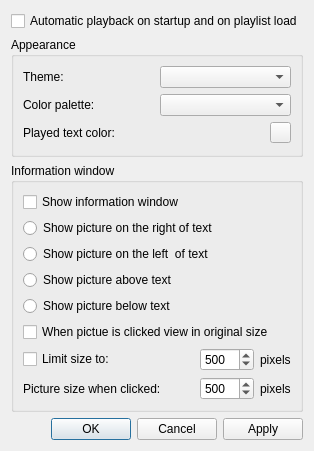
This is settings.ui in MarioUnoDueTreQuattro/AudioPlayer as Qt 5 draws it before an edit. The edited form follows.
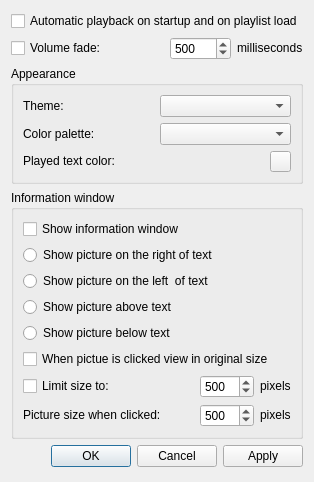
This is the edited form.

Commit message: Volume fade

```diff
--- a/settings.ui
+++ b/settings.ui
@@ -7,9 +7,15 @@
     <x>0</x>
     <y>0</y>
     <width>284</width>
-    <height>451</height>
+    <height>482</height>
    </rect>
   </property>
+  <property name="sizePolicy">
+   <sizepolicy hsizetype="Preferred" vsizetype="Fixed">
+    <horstretch>0</horstretch>
+    <verstretch>0</verstretch>
+   </sizepolicy>
+  </property>
   <property name="windowTitle">
    <string>Dialog</string>
   </property>
@@ -21,8 +27,67 @@
      </property>
     </widget>
    </item>
+   <item>
+    <layout class="QHBoxLayout" name="horizontalLayout_6">
+     <item>
+      <widget class="QCheckBox" name="checkBoxFade">
+       <property name="text">
+        <string>Volume fade:</string>
+       </property>
+      </widget>
+     </item>
+     <item>
+      <spacer name="horizontalSpacer_3">
+       <property name="orientation">
+        <enum>Qt::Horizontal</enum>
+       </property>
+       <property name="sizeHint" stdset="0">
+        <size>
+         <width>40</width>
+         <height>20</height>
+        </size>
+       </property>
+      </spacer>
+     </item>
+     <item>
+      <widget class="QSpinBox" name="spinBoxFade">
+       <property name="minimum">
+        <number>100</number>
+       </property>
+       <property name="maximum">
+        <number>10000</number>
+       </property>
+       <property name="singleStep">
+        <number>100</number>
+       </property>
+       <property name="value">
+        <number>500</number>
+       </property>
+      </widget>
+     </item>
+     <item>
+      <widget class="QLabel" name="label_6">
+       <property name="sizePolicy">
+        <sizepolicy hsizetype="Preferred" vsizetype="Fixed">
+         <horstretch>0</horstretch>
+         <verstretch>0</verstretch>
+        </sizepolicy>
+       </property>
+       <property name="text">
+        <string>milliseconds</string>
+       </property>
+      </widget>
+     </item>
+    </layout>
+   </item>
    <item>
     <widget class="QGroupBox" name="groupBoxAppearance">
+     <property name="sizePolicy">
+      <sizepolicy hsizetype="Preferred" vsizetype="Fixed">
+       <horstretch>0</horstretch>
+       <verstretch>0</verstretch>
+      </sizepolicy>
+     </property>
      <property name="title">
       <string>Appearance</string>
      </property>
@@ -31,6 +96,12 @@
        <layout class="QHBoxLayout" name="horizontalLayout">
         <item>
          <widget class="QLabel" name="label">
+          <property name="sizePolicy">
+           <sizepolicy hsizetype="Preferred" vsizetype="Fixed">
+            <horstretch>0</horstretch>
+            <verstretch>0</verstretch>
+           </sizepolicy>
+          </property>
           <property name="text">
            <string>Theme:</string>
           </property>
@@ -45,6 +116,12 @@
        <layout class="QHBoxLayout" name="horizontalLayout_2">
         <item>
          <widget class="QLabel" name="label_2">
+          <property name="sizePolicy">
+           <sizepolicy hsizetype="Preferred" vsizetype="Fixed">
+            <horstretch>0</horstretch>
+            <verstretch>0</verstretch>
+           </sizepolicy>
+          </property>
           <property name="text">
            <string>Color palette:</string>
           </property>
@@ -59,6 +136,12 @@
        <layout class="QHBoxLayout" name="horizontalLayout_3">
         <item>
          <widget class="QLabel" name="label_3">
+          <property name="sizePolicy">
+           <sizepolicy hsizetype="Preferred" vsizetype="Fixed">
+            <horstretch>0</horstretch>
+            <verstretch>0</verstretch>
+           </sizepolicy>
+          </property>
           <property name="text">
            <string>Played text color:</string>
           </property>
@@ -96,6 +179,12 @@
    </item>
    <item>
     <widget class="QGroupBox" name="groupBoxInfo">
+     <property name="sizePolicy">
+      <sizepolicy hsizetype="Preferred" vsizetype="Fixed">
+       <horstretch>0</horstretch>
+       <verstretch>0</verstretch>
+      </sizepolicy>
+     </property>
      <property name="title">
       <string>Information window</string>
      </property>
@@ -182,6 +271,12 @@
         </item>
         <item>
          <widget class="QLabel" name="label_4">
+          <property name="sizePolicy">
+           <sizepolicy hsizetype="Preferred" vsizetype="Fixed">
+            <horstretch>0</horstretch>
+            <verstretch>0</verstretch>
+           </sizepolicy>
+          </property>
           <property name="text">
            <string>pixels</string>
           </property>
@@ -193,6 +288,12 @@
        <layout class="QHBoxLayout" name="horizontalLayout_4">
         <item>
          <widget class="QLabel" name="labelPixSize">
+          <property name="sizePolicy">
+           <sizepolicy hsizetype="Preferred" vsizetype="Fixed">
+            <horstretch>0</horstretch>
+            <verstretch>0</verstretch>
+           </sizepolicy>
+          </property>
           <property name="text">
            <string>Picture size when clicked:</string>
           </property>
@@ -229,6 +330,12 @@
         </item>
         <item>
          <widget class="QLabel" name="label_5">
+          <property name="sizePolicy">
+           <sizepolicy hsizetype="Preferred" vsizetype="Fixed">
+            <horstretch>0</horstretch>
+            <verstretch>0</verstretch>
+           </sizepolicy>
+          </property>
           <property name="text">
            <string>pixels</string>
           </property>
```
The commit also changes 6 other files.
